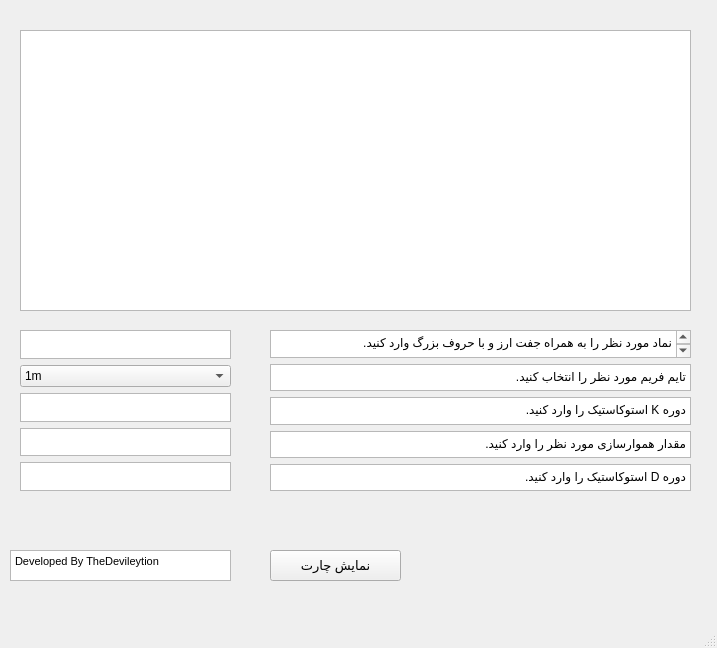
Qt form mainwindow.ui (amirali110/Stochastic-Calculator) before a commit.
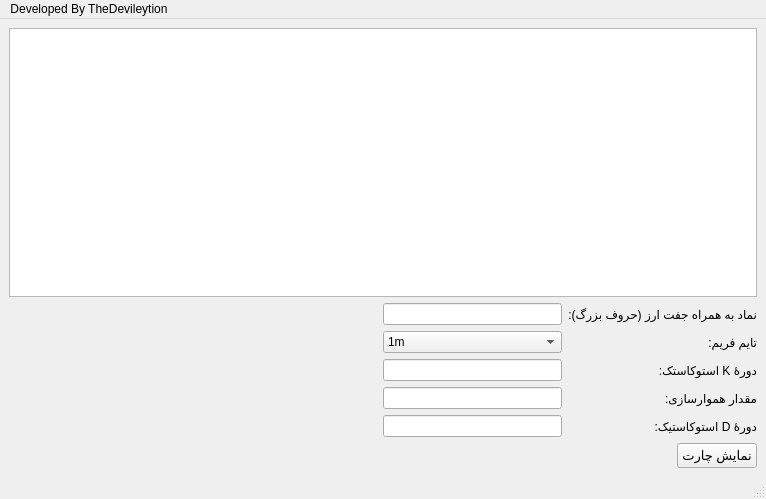
The same form after that commit.

```diff
--- a/mainwindow.ui
+++ b/mainwindow.ui
@@ -6,74 +6,57 @@
    <rect>
     <x>0</x>
     <y>0</y>
-    <width>717</width>
-    <height>648</height>
+    <width>766</width>
+    <height>499</height>
    </rect>
   </property>
   <property name="windowTitle">
    <string>MainWindow</string>
   </property>
   <widget class="QWidget" name="centralwidget">
-   <widget class="QPushButton" name="pushButton">
-    <property name="geometry">
-     <rect>
-      <x>270</x>
-      <y>550</y>
-      <width>131</width>
-      <height>31</height>
-     </rect>
-    </property>
-    <property name="font">
-     <font>
-      <pointsize>10</pointsize>
-     </font>
-    </property>
-    <property name="text">
-     <string>نمایش چارت</string>
-    </property>
-   </widget>
-   <widget class="QTextBrowser" name="textBrowser_4">
-    <property name="geometry">
-     <rect>
-      <x>10</x>
-      <y>550</y>
-      <width>221</width>
-      <height>31</height>
-     </rect>
-    </property>
-    <property name="html">
-     <string>&lt;!DOCTYPE HTML PUBLIC &quot;-//W3C//DTD HTML 4.0//EN&quot; &quot;http://www.w3.org/TR/REC-html40/strict.dtd&quot;&gt;
-&lt;html&gt;&lt;head&gt;&lt;meta name=&quot;qrichtext&quot; content=&quot;1&quot; /&gt;&lt;style type=&quot;text/css&quot;&gt;
-p, li { white-space: pre-wrap; }
-&lt;/style&gt;&lt;/head&gt;&lt;body style=&quot; font-family:'MS Shell Dlg 2'; font-size:8.25pt; font-weight:400; font-style:normal;&quot;&gt;
-&lt;p style=&quot; margin-top:0px; margin-bottom:0px; margin-left:0px; margin-right:0px; -qt-block-indent:0; text-indent:0px;&quot;&gt;Developed By TheDevileytion&lt;/p&gt;&lt;/body&gt;&lt;/html&gt;</string>
-    </property>
-   </widget>
-   <widget class="QTextBrowser" name="text">
-    <property name="geometry">
-     <rect>
-      <x>20</x>
-      <y>30</y>
-      <width>671</width>
-      <height>281</height>
-     </rect>
-    </property>
-   </widget>
-   <widget class="QWidget" name="layoutWidget">
-    <property name="geometry">
-     <rect>
-      <x>20</x>
-      <y>330</y>
-      <width>211</width>
-      <height>161</height>
-     </rect>
-    </property>
+   <layout class="QVBoxLayout" name="verticalLayout">
+    <item>
+     <widget class="QTextBrowser" name="text"/>
+    </item>
+    <item>
+     <layout class="QHBoxLayout" name="horizontalLayout_2">
+      <item>
+       <spacer name="horizontalSpacer_2">
+        <property name="orientation">
+         <enum>Qt::Horizontal</enum>
+        </property>
+        <property name="sizeHint" stdset="0">
+         <size>
+          <width>40</width>
+          <height>20</height>
+         </size>
+        </property>
+       </spacer>
+      </item>
+      <item>
     <layout class="QGridLayout" name="gridLayout">
      <item row="0" column="0">
-      <widget class="QPlainTextEdit" name="plainTextEdit"/>
+         <widget class="QLineEdit" name="plainTextEdit">
+          <property name="toolTip">
+           <string>نماد مورد نظر را به همراه جفت ارز و با حروف بزرگ وارد نمایید.</string>
+          </property>
+         </widget>
+        </item>
+        <item row="0" column="1">
+         <widget class="QLabel" name="label">
+          <property name="text">
+           <string>نماد به همراه جفت ارز (حروف بزرگ):</string>
+          </property>
+         </widget>
      </item>
      <item row="1" column="0">
       <widget class="QComboBox" name="comboBox">
+          <property name="sizePolicy">
+           <sizepolicy hsizetype="Preferred" vsizetype="Fixed">
+            <horstretch>0</horstretch>
+            <verstretch>0</verstretch>
+           </sizepolicy>
+          </property>
        <item>
         <property name="text">
          <string>1m</string>
@@ -126,95 +109,105 @@
        </item>
       </widget>
      </item>
-     <item row="2" column="0">
-      <widget class="QPlainTextEdit" name="plainTextEdit_3"/>
-     </item>
-     <item row="3" column="0">
-      <widget class="QPlainTextEdit" name="plainTextEdit_4"/>
-     </item>
-     <item row="4" column="0">
-      <widget class="QPlainTextEdit" name="plainTextEdit_5"/>
-     </item>
-    </layout>
-   </widget>
-   <widget class="QWidget" name="layoutWidget">
-    <property name="geometry">
-     <rect>
-      <x>270</x>
-      <y>330</y>
-      <width>421</width>
-      <height>161</height>
-     </rect>
-    </property>
-    <layout class="QGridLayout" name="gridLayout_2">
-     <item row="0" column="0">
-      <widget class="QTextBrowser" name="textBrowser">
-       <property name="html">
-        <string>&lt;!DOCTYPE HTML PUBLIC &quot;-//W3C//DTD HTML 4.0//EN&quot; &quot;http://www.w3.org/TR/REC-html40/strict.dtd&quot;&gt;
-&lt;html&gt;&lt;head&gt;&lt;meta name=&quot;qrichtext&quot; content=&quot;1&quot; /&gt;&lt;style type=&quot;text/css&quot;&gt;
-p, li { white-space: pre-wrap; }
-&lt;/style&gt;&lt;/head&gt;&lt;body style=&quot; font-family:'MS Shell Dlg 2'; font-size:8.25pt; font-weight:400; font-style:normal;&quot;&gt;
-&lt;p align=&quot;right&quot; style=&quot; margin-top:0px; margin-bottom:0px; margin-left:0px; margin-right:0px; -qt-block-indent:0; text-indent:0px;&quot;&gt;&lt;span style=&quot; font-size:9pt;&quot;&gt;.نماد مورد نظر را به همراه جفت ارز و با حروف بزرگ وارد کنید&lt;/span&gt;&lt;/p&gt;
-&lt;p align=&quot;right&quot; style=&quot;-qt-paragraph-type:empty; margin-top:0px; margin-bottom:0px; margin-left:0px; margin-right:0px; -qt-block-indent:0; text-indent:0px; font-size:9pt;&quot;&gt;&lt;br /&gt;&lt;/p&gt;&lt;/body&gt;&lt;/html&gt;</string>
-       </property>
-      </widget>
-     </item>
-     <item row="1" column="0">
-      <widget class="QTextBrowser" name="textBrowser_2">
-       <property name="html">
-        <string>&lt;!DOCTYPE HTML PUBLIC &quot;-//W3C//DTD HTML 4.0//EN&quot; &quot;http://www.w3.org/TR/REC-html40/strict.dtd&quot;&gt;
-&lt;html&gt;&lt;head&gt;&lt;meta name=&quot;qrichtext&quot; content=&quot;1&quot; /&gt;&lt;style type=&quot;text/css&quot;&gt;
-p, li { white-space: pre-wrap; }
-&lt;/style&gt;&lt;/head&gt;&lt;body style=&quot; font-family:'MS Shell Dlg 2'; font-size:8.25pt; font-weight:400; font-style:normal;&quot;&gt;
-&lt;p align=&quot;right&quot; style=&quot; margin-top:0px; margin-bottom:0px; margin-left:0px; margin-right:0px; -qt-block-indent:0; text-indent:0px;&quot;&gt;&lt;span style=&quot; font-size:9pt;&quot;&gt;.تایم فریم مورد نظر را انتخاب کنید&lt;/span&gt;&lt;/p&gt;&lt;/body&gt;&lt;/html&gt;</string>
+        <item row="1" column="1">
+         <widget class="QLabel" name="label_2">
+          <property name="text">
+           <string>تایم فریم:</string>
+          </property>
+         </widget>
+        </item>
+        <item row="2" column="0">
+         <widget class="QLineEdit" name="plainTextEdit_3">
+          <property name="toolTip">
+           <string>نماد مورد نظر را به همراه جفت ارز و با حروف بزرگ وارد نمایید.</string>
        </property>
       </widget>
      </item>
-     <item row="2" column="0">
-      <widget class="QTextBrowser" name="textBrowser_3">
-       <property name="html">
-        <string>&lt;!DOCTYPE HTML PUBLIC &quot;-//W3C//DTD HTML 4.0//EN&quot; &quot;http://www.w3.org/TR/REC-html40/strict.dtd&quot;&gt;
-&lt;html&gt;&lt;head&gt;&lt;meta name=&quot;qrichtext&quot; content=&quot;1&quot; /&gt;&lt;style type=&quot;text/css&quot;&gt;
-p, li { white-space: pre-wrap; }
-&lt;/style&gt;&lt;/head&gt;&lt;body style=&quot; font-family:'MS Shell Dlg 2'; font-size:8.25pt; font-weight:400; font-style:normal;&quot;&gt;
-&lt;p align=&quot;right&quot; dir='rtl' style=&quot; margin-top:0px; margin-bottom:0px; margin-left:0px; margin-right:0px; -qt-block-indent:0; text-indent:0px;&quot;&gt;&lt;span style=&quot; font-size:9pt;&quot;&gt;دوره K استوکاستیک را وارد کنید.&lt;/span&gt;&lt;/p&gt;&lt;/body&gt;&lt;/html&gt;</string>
+        <item row="2" column="1">
+         <widget class="QLabel" name="label_3">
+          <property name="text">
+           <string>دورهٔ K استوکاستک:</string>
        </property>
       </widget>
      </item>
      <item row="3" column="0">
-      <widget class="QTextBrowser" name="textBrowser_5">
-       <property name="html">
-        <string>&lt;!DOCTYPE HTML PUBLIC &quot;-//W3C//DTD HTML 4.0//EN&quot; &quot;http://www.w3.org/TR/REC-html40/strict.dtd&quot;&gt;
-&lt;html&gt;&lt;head&gt;&lt;meta name=&quot;qrichtext&quot; content=&quot;1&quot; /&gt;&lt;style type=&quot;text/css&quot;&gt;
-p, li { white-space: pre-wrap; }
-&lt;/style&gt;&lt;/head&gt;&lt;body style=&quot; font-family:'MS Shell Dlg 2'; font-size:8.25pt; font-weight:400; font-style:normal;&quot;&gt;
-&lt;p align=&quot;right&quot; style=&quot; margin-top:0px; margin-bottom:0px; margin-left:0px; margin-right:0px; -qt-block-indent:0; text-indent:0px;&quot;&gt;&lt;span style=&quot; font-size:9pt;&quot;&gt;.مقدار هموارسازی مورد نظر را وارد کنید&lt;/span&gt;&lt;/p&gt;&lt;/body&gt;&lt;/html&gt;</string>
+         <widget class="QLineEdit" name="plainTextEdit_4">
+          <property name="toolTip">
+           <string>نماد مورد نظر را به همراه جفت ارز و با حروف بزرگ وارد نمایید.</string>
        </property>
       </widget>
      </item>
+        <item row="3" column="1">
+         <widget class="QLabel" name="label_4">
+          <property name="text">
+           <string>مقدار هموارسازی: </string>
+          </property>
+         </widget>
+        </item>
      <item row="4" column="0">
-      <widget class="QTextBrowser" name="textBrowser_6">
-       <property name="html">
-        <string>&lt;!DOCTYPE HTML PUBLIC &quot;-//W3C//DTD HTML 4.0//EN&quot; &quot;http://www.w3.org/TR/REC-html40/strict.dtd&quot;&gt;
-&lt;html&gt;&lt;head&gt;&lt;meta name=&quot;qrichtext&quot; content=&quot;1&quot; /&gt;&lt;style type=&quot;text/css&quot;&gt;
-p, li { white-space: pre-wrap; }
-&lt;/style&gt;&lt;/head&gt;&lt;body style=&quot; font-family:'MS Shell Dlg 2'; font-size:8.25pt; font-weight:400; font-style:normal;&quot;&gt;
-&lt;p align=&quot;right&quot; style=&quot; margin-top:0px; margin-bottom:0px; margin-left:0px; margin-right:0px; -qt-block-indent:0; text-indent:0px;&quot;&gt;&lt;span style=&quot; font-size:9pt;&quot;&gt;  .استوکاستیک را وارد کنید D دوره&lt;/span&gt;&lt;/p&gt;&lt;/body&gt;&lt;/html&gt;</string>
+         <widget class="QLineEdit" name="plainTextEdit_5">
+          <property name="toolTip">
+           <string>نماد مورد نظر را به همراه جفت ارز و با حروف بزرگ وارد نمایید.</string>
        </property>
       </widget>
      </item>
-    </layout>
-   </widget>
+        <item row="4" column="1">
+         <widget class="QLabel" name="label_5">
+          <property name="text">
+           <string>دورهٔ D استوکاستیک: </string>
+          </property>
+         </widget>
+        </item>
+       </layout>
+      </item>
+     </layout>
+    </item>
+    <item>
+     <layout class="QHBoxLayout" name="horizontalLayout">
+      <item>
+       <spacer name="horizontalSpacer">
+        <property name="orientation">
+         <enum>Qt::Horizontal</enum>
+        </property>
+        <property name="sizeHint" stdset="0">
+         <size>
+          <width>40</width>
+          <height>20</height>
+         </size>
+        </property>
+       </spacer>
+      </item>
+      <item>
+       <widget class="QPushButton" name="pushButton">
+        <property name="font">
+         <font>
+          <pointsize>10</pointsize>
+         </font>
+        </property>
+        <property name="text">
+         <string>نمایش چارت</string>
+        </property>
+       </widget>
+      </item>
+     </layout>
+    </item>
+   </layout>
   </widget>
   <widget class="QMenuBar" name="menubar">
    <property name="geometry">
     <rect>
      <x>0</x>
      <y>0</y>
-     <width>717</width>
-     <height>20</height>
+     <width>766</width>
+     <height>21</height>
     </rect>
    </property>
+   <widget class="QMenu" name="menuDeveloped_By_TheDevileytion">
+    <property name="title">
+     <string>Developed By TheDevileytion</string>
+    </property>
+   </widget>
+   <addaction name="menuDeveloped_By_TheDevileytion"/>
   </widget>
   <widget class="QStatusBar" name="statusbar"/>
  </widget>
```
Left out of the diff: 2 changed lines with no effect on the pictures. Lines whose indentation alone changed are shown as unchanged.
